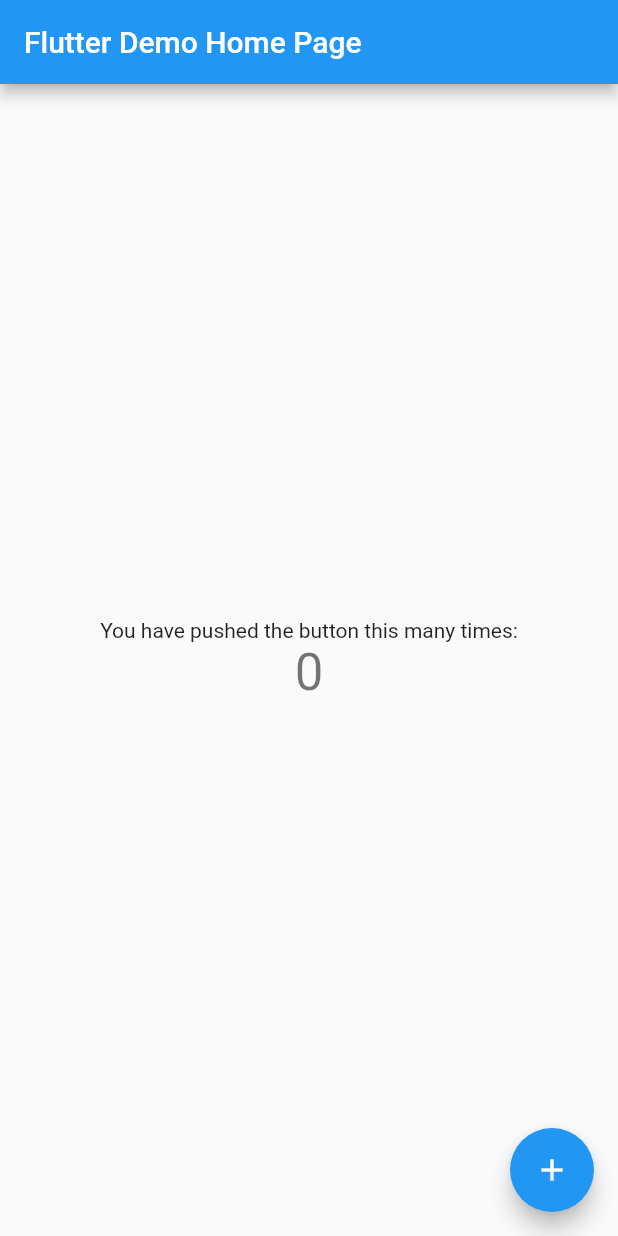
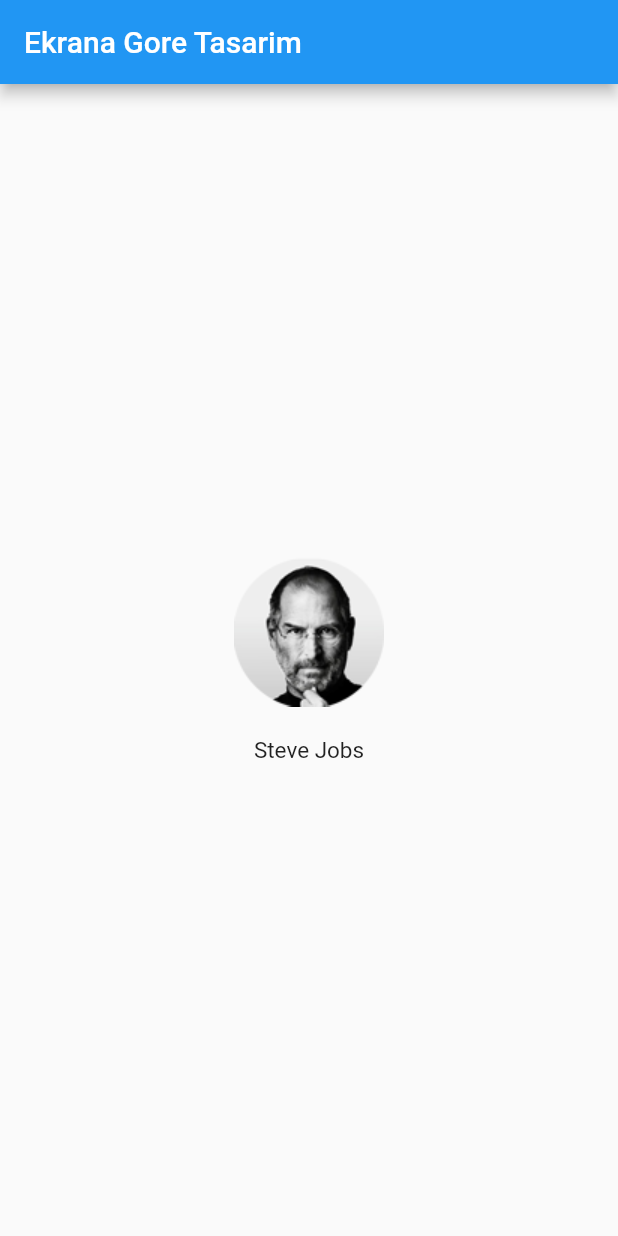
Before and after one commit to tahaturan/coklu_ekran_destegi_ekrana_gore_tasarim, a Flutter app: the screen it shows after launch, on a phone screen of 412 x 824 dp. Run offline on Flutter 3.47's test engine with Material 2 defaults, Android fonts, the phone set to English and light mode, and no system bars.

Commit message:
telefon ve tablet ekranina gore tasarim

```diff
--- a/lib/main.dart
+++ b/lib/main.dart
@@ -7,39 +7,21 @@
 class MyApp extends StatelessWidget {
   const MyApp({Key? key}) : super(key: key);
 
-  // This widget is the root of your application.
   @override
   Widget build(BuildContext context) {
     return MaterialApp(
       title: 'Flutter Demo',
+      debugShowCheckedModeBanner: false,
       theme: ThemeData(
-        // This is the theme of your application.
-        //
-        // Try running your application with "flutter run". You'll see the
-        // application has a blue toolbar. Then, without quitting the app, try
-        // changing the primarySwatch below to Colors.green and then invoke
-        // "hot reload" (press "r" in the console where you ran "flutter run",
-        // or simply save your changes to "hot reload" in a Flutter IDE).
-        // Notice that the counter didn't reset back to zero; the application
-        // is not restarted.
         primarySwatch: Colors.blue,
       ),
-      home: const MyHomePage(title: 'Flutter Demo Home Page'),
+      home: const MyHomePage(title: 'Ekrana Gore Tasarim'),
     );
   }
 }
 
 class MyHomePage extends StatefulWidget {
   const MyHomePage({Key? key, required this.title}) : super(key: key);
-
-  // This widget is the home page of your application. It is stateful, meaning
-  // that it has a State object (defined below) that contains fields that affect
-  // how it looks.
-
-  // This class is the configuration for the state. It holds the values (in this
-  // case the title) provided by the parent (in this case the App widget) and
-  // used by the build method of the State. Fields in a Widget subclass are
-  // always marked "final".
 
   final String title;
 
@@ -48,68 +30,63 @@
 }
 
 class _MyHomePageState extends State<MyHomePage> {
-  int _counter = 0;
+  @override
+  Widget build(BuildContext context) {
+    return Scaffold(
+      appBar: AppBar(
+        title: Text(widget.title),
+      ),
+      body: LayoutBuilder( //todo: ekrana gore tasarim ypamak istersek bu yapiyi kullaniyoruz
+        builder: (BuildContext context, BoxConstraints constraints) {
+          if (constraints.maxWidth < 600) { //todo: ekran boyutu 600 den kucukse calisacak kisim
+            return const TelefonTasarim();
+          } else { //todo: ekran boyutu 600 den buyukse calisacak tasarim
+            return const TabletTasarim();
+          }
+        },
+      ),
+    );
+  }
+}
 
-  void _incrementCounter() {
-    setState(() {
-      // This call to setState tells the Flutter framework that something has
-      // changed in this State, which causes it to rerun the build method below
-      // so that the display can reflect the updated values. If we changed
-      // _counter without calling setState(), then the build method would not be
-      // called again, and so nothing would appear to happen.
-      _counter++;
-    });
-  }
+class TabletTasarim extends StatelessWidget {
+  const TabletTasarim({Key? key}) : super(key: key);
 
   @override
   Widget build(BuildContext context) {
-    // This method is rerun every time setState is called, for instance as done
-    // by the _incrementCounter method above.
-    //
-    // The Flutter framework has been optimized to make rerunning build methods
-    // fast, so that you can just rebuild anything that needs updating rather
-    // than having to individually change instances of widgets.
-    return Scaffold(
-      appBar: AppBar(
-        // Here we take the value from the MyHomePage object that was created by
-        // the App.build method, and use it to set our appbar title.
-        title: Text(widget.title),
+    return Center(
+      child: Column(
+        mainAxisAlignment: MainAxisAlignment.center,
+        children: [
+          Image.asset("images/stevejobs@2x.png"),
+          const SizedBox(height: 20,),
+          const Text(
+            "Steve Jobs",
+            style: TextStyle(fontSize: 30.0),
+          ),
+        ],
       ),
-      body: Center(
-        // Center is a layout widget. It takes a single child and positions it
-        // in the middle of the parent.
-        child: Column(
-          // Column is also a layout widget. It takes a list of children and
-          // arranges them vertically. By default, it sizes itself to fit its
-          // children horizontally, and tries to be as tall as its parent.
-          //
-          // Invoke "debug painting" (press "p" in the console, choose the
-          // "Toggle Debug Paint" action from the Flutter Inspector in Android
-          // Studio, or the "Toggle Debug Paint" command in Visual Studio Code)
-          // to see the wireframe for each widget.
-          //
-          // Column has various properties to control how it sizes itself and
-          // how it positions its children. Here we use mainAxisAlignment to
-          // center the children vertically; the main axis here is the vertical
-          // axis because Columns are vertical (the cross axis would be
-          // horizontal).
-          mainAxisAlignment: MainAxisAlignment.center,
-          children: <Widget>[
-            const Text(
-              'You have pushed the button this many times:',
-            ),
-            Text(
-              '$_counter',
-              style: Theme.of(context).textTheme.headline4,
-            ),
-          ],
-        ),
-      ),
-      floatingActionButton: FloatingActionButton(
-        onPressed: _incrementCounter,
-        tooltip: 'Increment',
-        child: const Icon(Icons.add),
-      ), // This trailing comma makes auto-formatting nicer for build methods.
     );
   }
 }
+
+class TelefonTasarim extends StatelessWidget {
+  const TelefonTasarim({Key? key}) : super(key: key);
+
+  @override
+  Widget build(BuildContext context) {
+    return Center(
+      child: Column(
+        mainAxisAlignment: MainAxisAlignment.center,
+        children: [
+          Image.asset("images/stevejobs@1x.png"),
+          const SizedBox(height: 20,),
+          const Text(
+            "Steve Jobs",
+            style: TextStyle(fontSize: 15.0),
+          ),
+        ],
+      ),
+    );
+  }
+}
```
Also changed, not shown: pubspec.yaml (+5 -6 lines), images/stevejobs@1x.png (added), images/stevejobs@2x.png (added), images/stevejobs@3x.png (added).
